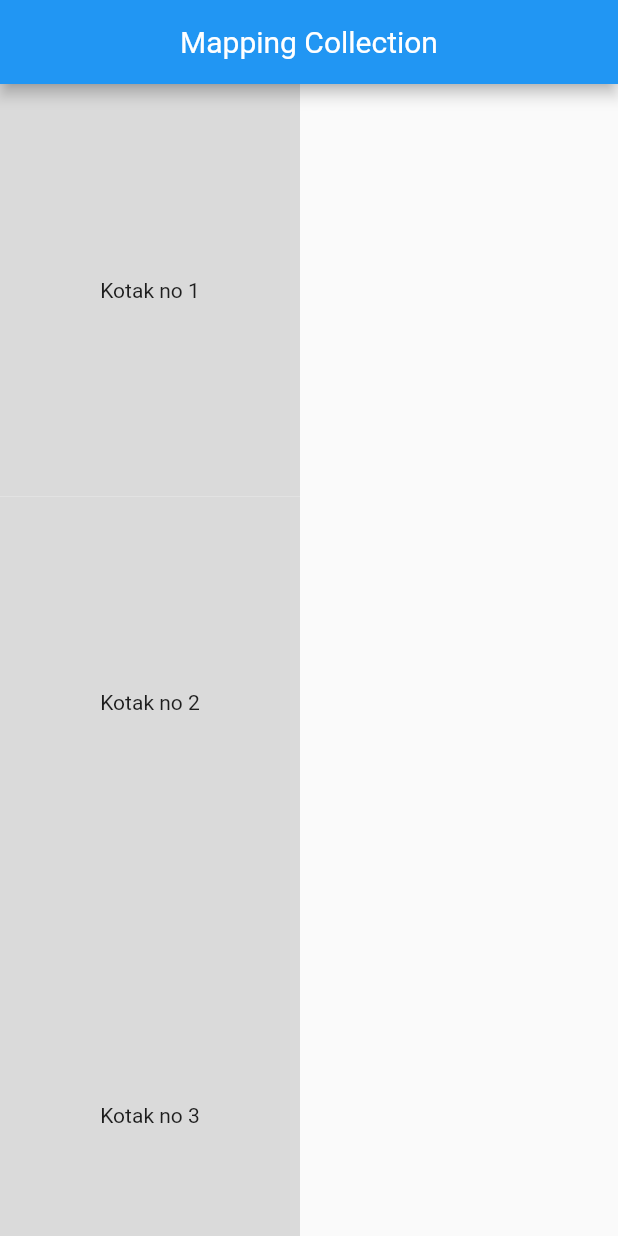
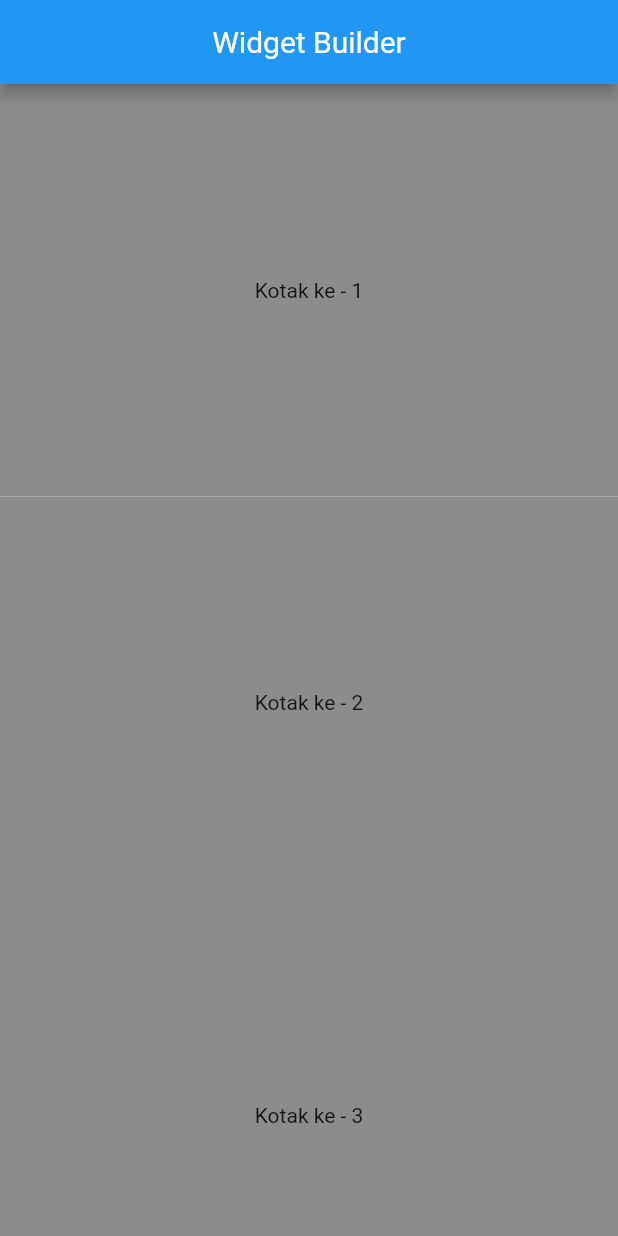
Before and after one commit to juragancode/flutter_application_1, a Flutter app: the screen it shows after launch, on a phone screen of 412 x 824 dp. Run offline on Flutter 3.47's test engine with Material 2 defaults, Android fonts, the phone set to English and light mode, and no system bars.

Commit message:
Flutter - Widget Builder (ListView)

```diff
--- a/lib/main.dart
+++ b/lib/main.dart
@@ -10,19 +10,6 @@ main() {
 }
 
 class MyApp extends StatelessWidget {
-  List<Map<String, dynamic>> data = List.generate(
-    50,
-    (index) => {
-      "text": "Kotak no ${index + 1}",
-      "color": Color.fromARGB(
-        255,
-        190 + Random().nextInt(256),
-        190 + Random().nextInt(256),
-        190 + Random().nextInt(256),
-      ),
-    },
-  );
-
   @override
   Widget build(BuildContext context) {
     return MaterialApp(
@@ -30,19 +17,18 @@ class MyApp extends StatelessWidget {
       home: Scaffold(
         appBar: AppBar(
           centerTitle: true,
-          title: Text("Mapping Collection"),
+          title: Text("Widget Builder"),
         ),
-        body: SingleChildScrollView(
-          scrollDirection: Axis.vertical,
-          child: Column(
-            children: data
-                .map(
-                  (e) => KotakWarna(
-                    text: e["text"],
-                    warna: e["color"],
-                  ),
-                )
-                .toList(),
+        body: ListView.builder(
+          itemCount: 20,
+          itemBuilder: (context, index) => KotakWarna(
+            text: "Kotak ke - ${index + 1}",
+            warna: Color.fromARGB(
+              255,
+              100 + Random().nextInt(255),
+              100 + Random().nextInt(255),
+              100 + Random().nextInt(255),
+            ),
           ),
         ),
       ),
```
